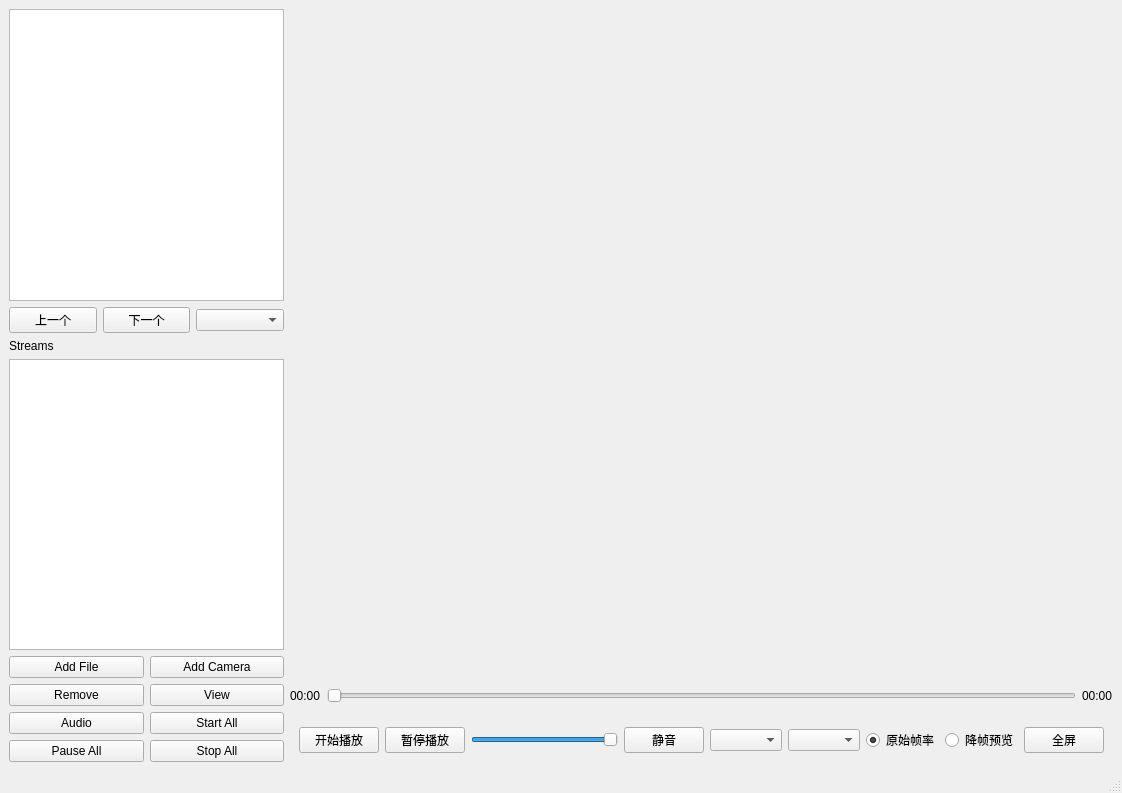
Old version of the form src/ui/mainwindow.ui in the repository xyhez/TinyVideoProcessor.
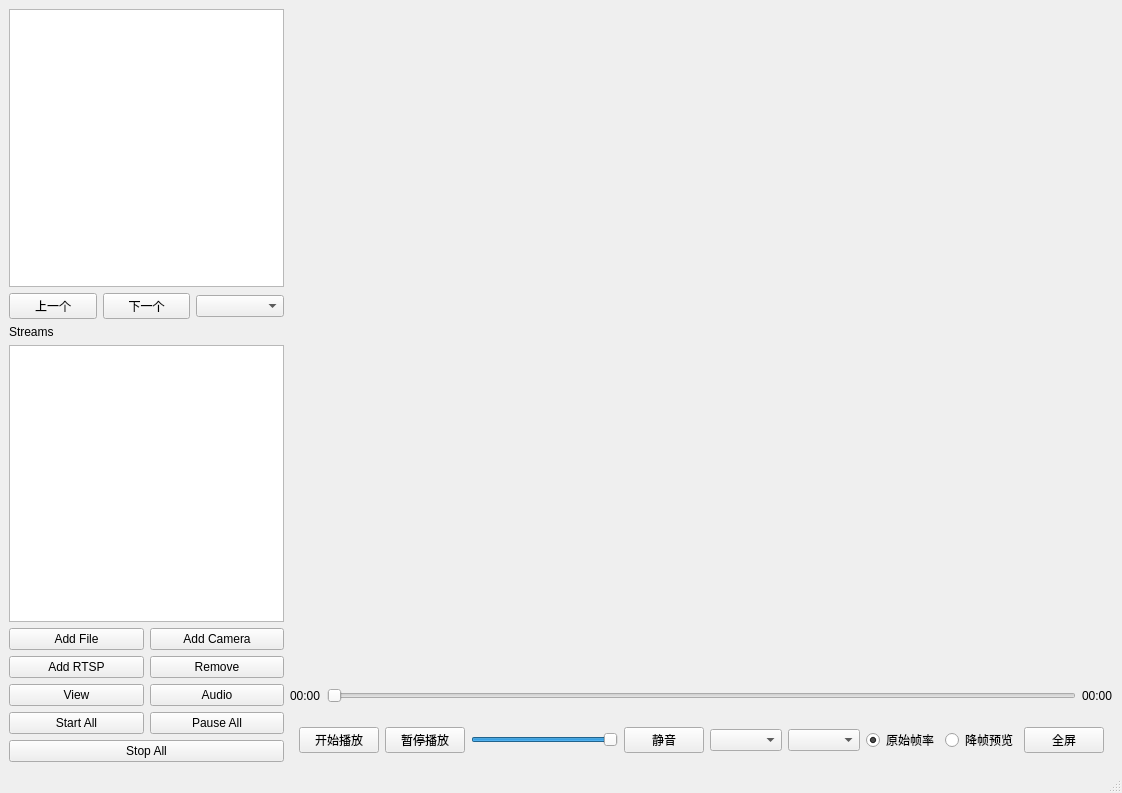
New version of the form.

Commit message:
feat: 支持单路 RTSP 网络流播放
- 在 MediaPlayController 增加网络流添加入口
- 在 MainWindow 增加 RTSP URL 输入和添加按钮
- 使用 NetworkOpenOptions 构造 NetworkMediaSource
- 默认通过 RTSP over TCP 打开网络流
- 复用现有 AddStream 和 MultiViewRenderer 渲染链路
- 将 RTSP 按实时源处理，显示 LIVE 并禁用 seek
- 更新 Phase4TODO 记录 4.3 实现和验收状态

What changed in the file:
```diff
--- a/src/ui/mainwindow.ui
+++ b/src/ui/mainwindow.ui
@@ -68,41 +68,48 @@
          </widget>
         </item>
         <item row="1" column="0">
+         <widget class="QPushButton" name="pushButton_addNetwork">
+          <property name="text">
+           <string>Add RTSP</string>
+          </property>
+         </widget>
+        </item>
+        <item row="1" column="1">
          <widget class="QPushButton" name="pushButton_removeStream">
           <property name="text">
            <string>Remove</string>
           </property>
          </widget>
         </item>
-        <item row="1" column="1">
+        <item row="2" column="0">
          <widget class="QPushButton" name="pushButton_activeStream">
           <property name="text">
            <string>View</string>
           </property>
          </widget>
         </item>
-        <item row="2" column="0">
+        <item row="2" column="1">
          <widget class="QPushButton" name="pushButton_activeAudio">
           <property name="text">
            <string>Audio</string>
           </property>
          </widget>
         </item>
-        <item row="2" column="1">
+        <item row="3" column="0">
          <widget class="QPushButton" name="pushButton_startAll">
           <property name="text">
            <string>Start All</string>
           </property>
          </widget>
         </item>
-        <item row="3" column="0">
+        <item row="3" column="1">
          <widget class="QPushButton" name="pushButton_pauseAll">
           <property name="text">
            <string>Pause All</string>
           </property>
          </widget>
         </item>
-        <item row="3" column="1">
+        <item row="4" column="0" colspan="2">
          <widget class="QPushButton" name="pushButton_stopAll">
           <property name="text">
            <string>Stop All</string>
```
The commit also changes 5 other files.
